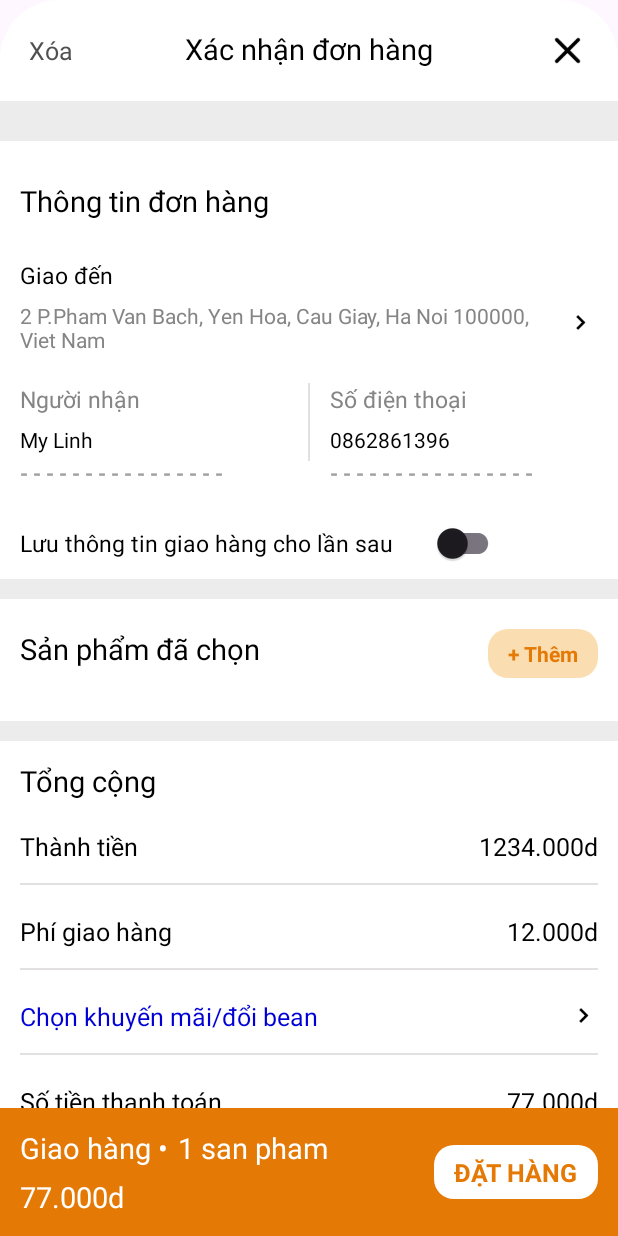
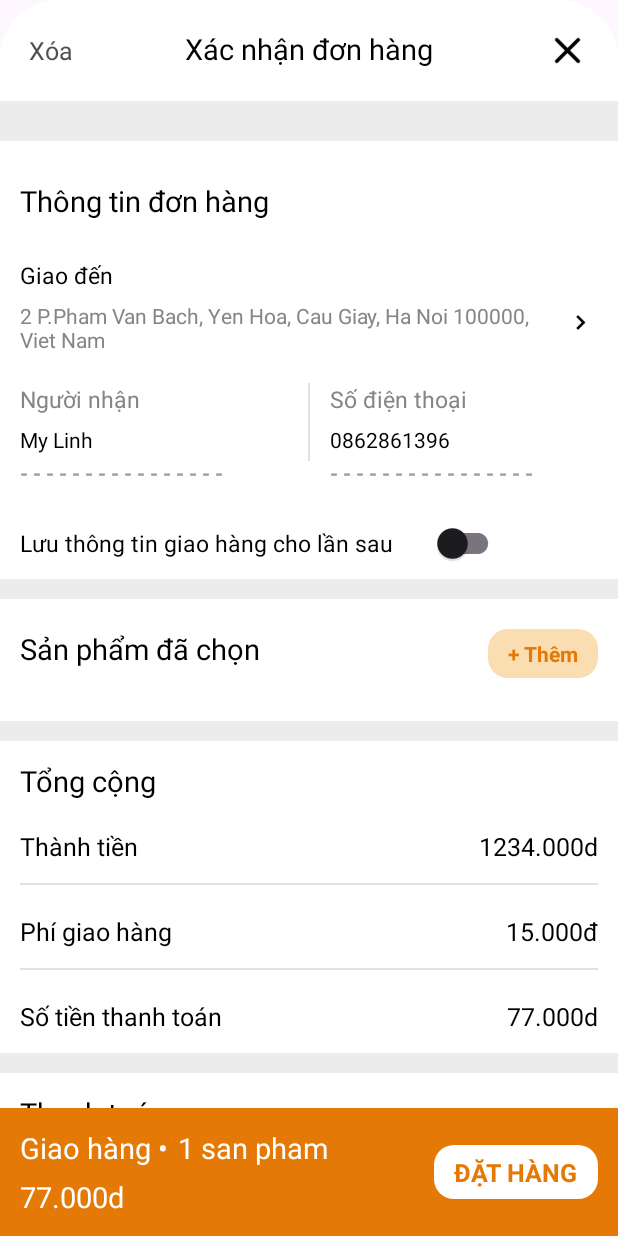
Before and after one commit to trmylinh/DATN_TheCoffee, an Android app built with Jetpack Compose: the layout fragment_confirm_order_bill.xml on its own in the app's theme, with its tools: preview values and no code run, on a phone screen of 412 x 824 dp. Run offline under Robolectric (Android 15) with nearby library versions, the phone set to English and light mode, and no system bars.

Commit message:
handle logic SwipeRevealLayout

```diff
--- a/app/src/main/java/com/example/thecoffee/admin/manage/order/view/ManageDetailOrderFragment.kt
+++ b/app/src/main/java/com/example/thecoffee/admin/manage/order/view/ManageDetailOrderFragment.kt
@@ -17,6 +17,7 @@ import com.example.thecoffee.databinding.FragmentConfirmOrderBillBinding
 import com.example.thecoffee.databinding.FragmentManageDetailOrderBinding
 import com.example.thecoffee.fcm.MyFirebaseMessagingService.Companion.FCM_TOKEN
 import com.example.thecoffee.order.adapter.ItemChosenBillRecyclerAdapter
+import com.example.thecoffee.order.adapter.ItemChosenBillRecyclerInterface
 import com.example.thecoffee.order.model.Bill
 import com.example.thecoffee.order.model.Drink
 import com.example.thecoffee.order.view.ConfirmOrderBillFragmentListener
@@ -87,7 +88,10 @@ class ManageDetailOrderFragment : BottomSheetDialogFragment() {
 
         binding.billCode.text = "${billDetail.billId}"
 
-        val adapter = ItemChosenBillRecyclerAdapter(billDetail.drinks!!)
+        val adapter = ItemChosenBillRecyclerAdapter(billDetail.drinks!!, object: ItemChosenBillRecyclerInterface{
+            override fun onItemDeleteListener(position: Int) {
+            }
+        }, true)
         binding.rvItemChoosen.adapter = adapter
         binding.rvItemChoosen.layoutManager = LinearLayoutManager(
             requireContext(), LinearLayoutManager.VERTICAL, false
--- a/app/src/main/java/com/example/thecoffee/order/adapter/ItemDrinkCategoryRecyclerAdapter.kt
+++ b/app/src/main/java/com/example/thecoffee/order/adapter/ItemDrinkCategoryRecyclerAdapter.kt
@@ -42,7 +42,7 @@ class ItemDrinkCategoryRecyclerAdapter(
     inner class ProductViewHolder(val binding: LayoutItemDrinkCategoryBinding) : RecyclerView.ViewHolder (binding.root){
         fun bind(drink: Drink){
             binding.nameDrink.text = drink.name
-            binding.priceDrink.text ="${String.format("%,d", drink.price)}đ"
+
             Glide.with(itemView.context).load(drink.image).into(binding.imageDrink)
 
             //out of stock
@@ -59,6 +59,10 @@ class ItemDrinkCategoryRecyclerAdapter(
                 val priceAfterDiscount = drink.price!! - drink.discount!!
                 binding.priceDrink.text = "${String.format("%,d", priceAfterDiscount)}đ"
                 binding.priceDrink.setTextColor(itemView.context.resources.getColor(R.color.light_blue_900, null))
+            } else {
+                binding.priceDefaultDrink.visibility = View.GONE
+                binding.priceDrink.text ="${String.format("%,d", drink.price)}đ"
+                binding.priceDrink.setTextColor(itemView.context.resources.getColor(R.color.black_900, null))
             }
 
 //            if(voucherName != null){
--- a/app/src/main/res/layout/fragment_confirm_order_bill.xml
+++ b/app/src/main/res/layout/fragment_confirm_order_bill.xml
@@ -396,7 +396,7 @@
                         android:id="@+id/price_ship"
                         android:layout_width="wrap_content"
                         android:layout_height="wrap_content"
-                        android:text="12.000d"
+                        android:text="15.000đ"
                         android:textColor="@color/black_900"
                         android:textSize="@dimen/_13sdp" />
                 </LinearLayout>
@@ -407,35 +407,35 @@
                     android:layout_marginTop="@dimen/_10sdp"
                     android:background="@color/grey_300" />
 
-                <LinearLayout
-                    android:layout_width="match_parent"
-                    android:layout_height="wrap_content"
-                    android:layout_marginTop="@dimen/_15sdp"
-                    android:orientation="horizontal">
+<!--                <LinearLayout-->
+<!--                    android:layout_width="match_parent"-->
+<!--                    android:layout_height="wrap_content"-->
+<!--                    android:layout_marginTop="@dimen/_15sdp"-->
+<!--                    android:orientation="horizontal">-->
 
-                    <TextView
-                        android:layout_width="0dp"
-                        android:layout_height="wrap_content"
-                        android:layout_weight="1"
-                        android:text="Chọn khuyến mãi/đổi bean"
-                        android:textColor="@color/blue_900"
-                        android:textSize="@dimen/_13sdp" />
+<!--                    <TextView-->
+<!--                        android:layout_width="0dp"-->
+<!--                        android:layout_height="wrap_content"-->
+<!--                        android:layout_weight="1"-->
+<!--                        android:text="Chọn ưu đãi"-->
+<!--                        android:textColor="@color/blue_900"-->
+<!--                        android:textSize="@dimen/_13sdp" />-->
 
-                    <ImageView
-                        android:id="@+id/arrowRightVoucher"
-                        android:layout_width="@dimen/_15sdp"
-                        android:layout_height="@dimen/_15sdp"
-                        android:layout_gravity="center"
-                        android:clickable="true"
-                        android:focusable="true"
-                        android:src="@drawable/icon_arrow_right" />
-                </LinearLayout>
+<!--                    <ImageView-->
+<!--                        android:id="@+id/arrowRightVoucher"-->
+<!--                        android:layout_width="@dimen/_15sdp"-->
+<!--                        android:layout_height="@dimen/_15sdp"-->
+<!--                        android:layout_gravity="center"-->
+<!--                        android:clickable="true"-->
+<!--                        android:focusable="true"-->
+<!--                        android:src="@drawable/icon_arrow_right" />-->
+<!--                </LinearLayout>-->
 
-                <View
-                    android:layout_width="match_parent"
-                    android:layout_height="@dimen/_1sdp"
-                    android:layout_marginTop="@dimen/_10sdp"
-                    android:background="@color/grey_300" />
+<!--                <View-->
+<!--                    android:layout_width="match_parent"-->
+<!--                    android:layout_height="@dimen/_1sdp"-->
+<!--                    android:layout_marginTop="@dimen/_10sdp"-->
+<!--                    android:background="@color/grey_300" />-->
 
                 <LinearLayout
                     android:layout_width="match_parent"
```
Also changed, not shown: app/src/main/java/com/example/thecoffee/order/adapter/ItemChoosenBillRecyclerAdapter.kt (+14 -1 lines), app/src/main/java/com/example/thecoffee/order/view/ConfirmOrderBillFragment.kt (+21 -3 lines), app/src/main/java/com/example/thecoffee/order/view/OrderFragment.kt (+19 -7 lines), app/src/main/res/layout/layout_item_chosen_bill.xml (+31 -23 lines).
